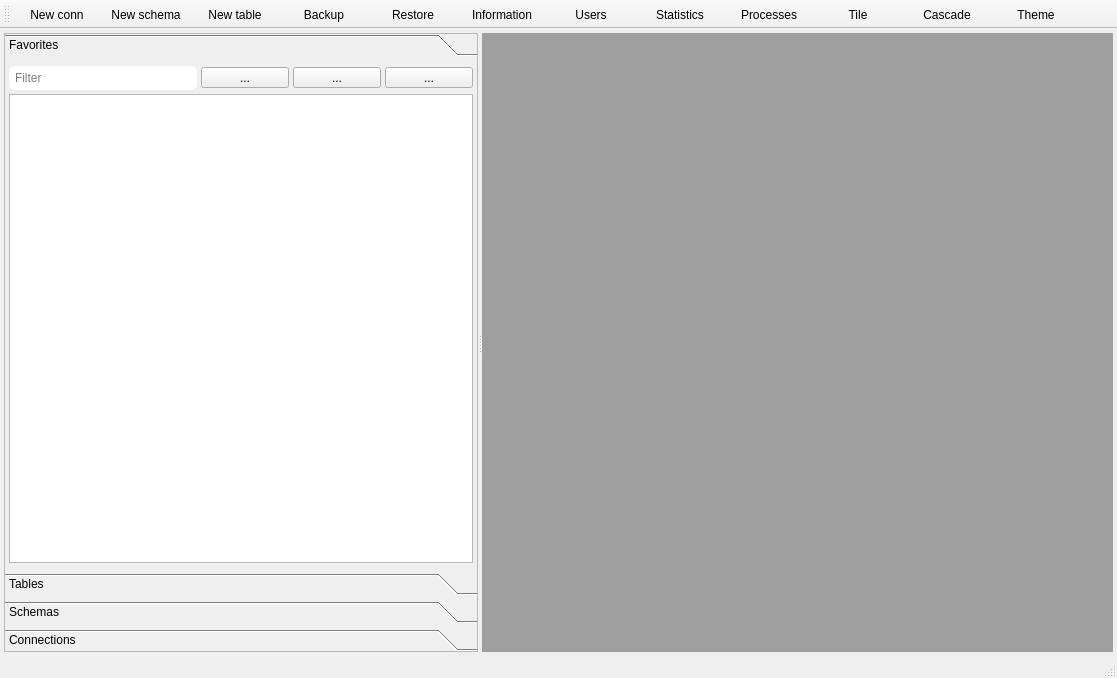
GS-Giuliano/SequelFast, file src/mainwindow.ui: the form before one commit.
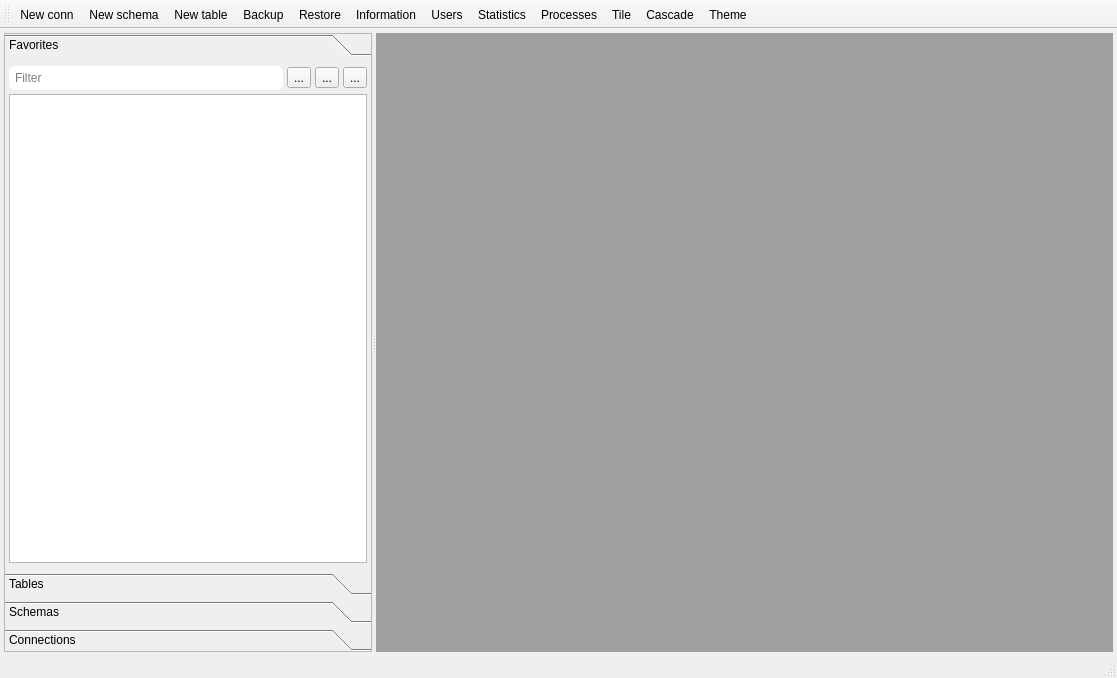
The form after the commit. Icons and pictures are not drawn.

Diff of the .ui file:
```diff
--- a/src/mainwindow.ui
+++ b/src/mainwindow.ui
@@ -14,7 +14,7 @@
    <string>SequelFast</string>
   </property>
   <property name="styleSheet">
-   <string notr="true">QToolButton { width: 80px }</string>
+   <string notr="true"/>
   </property>
   <widget class="QWidget" name="centralwidget">
    <layout class="QHBoxLayout" name="horizontalLayout_10">
@@ -74,8 +74,8 @@
          <rect>
           <x>0</x>
           <y>0</y>
-          <width>335</width>
-          <height>424</height>
+          <width>219</width>
+          <height>437</height>
          </rect>
         </property>
         <attribute name="icon">
@@ -86,9 +86,6 @@
          <string>Favorites</string>
         </attribute>
         <layout class="QVBoxLayout" name="verticalLayout_5">
-         <property name="spacing">
-          <number>4</number>
-         </property>
          <property name="leftMargin">
           <number>4</number>
          </property>
```
Left out of the diff: 14 changed lines with no effect on the pictures.
